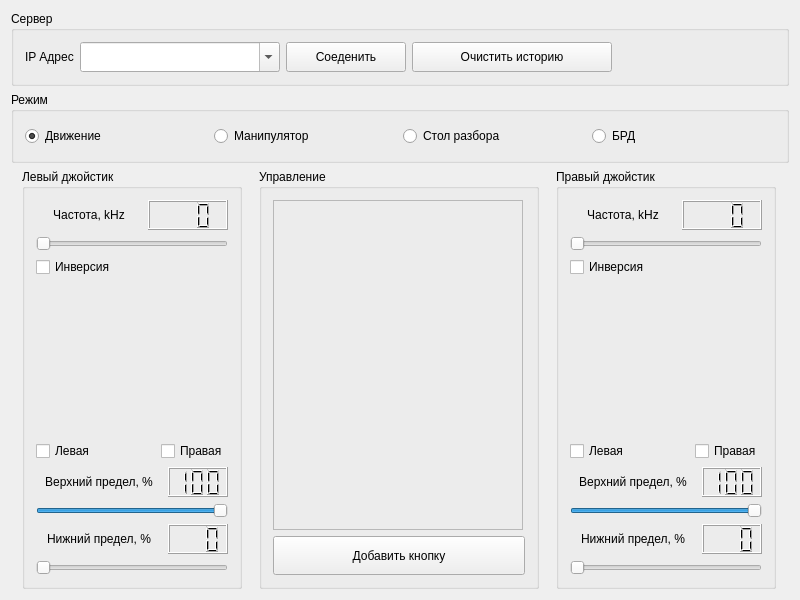
This is Megatron-client/client.ui in sseitov/Megatron as Qt 5 draws it before an edit. The edited form follows.
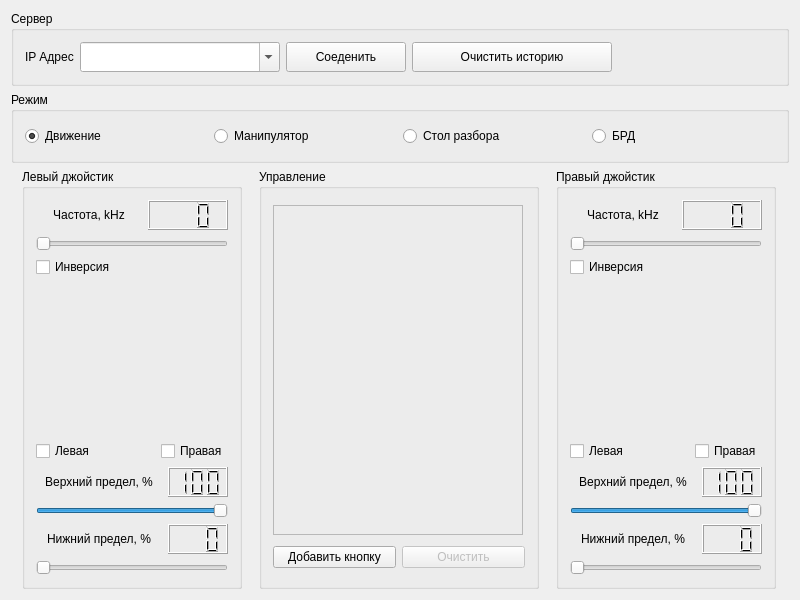
This is the edited form. Custom widgets are drawn as their Qt base class.

Patch:
```diff
--- a/Megatron-client/client.ui
+++ b/Megatron-client/client.ui
@@ -553,8 +553,15 @@
           <property name="frameShadow">
            <enum>QFrame::Raised</enum>
           </property>
+          <layout class="QVBoxLayout" name="verticalLayout_6">
+           <item>
+            <layout class="QVBoxLayout" name="controlLayout"/>
+           </item>
+          </layout>
          </widget>
         </item>
+        <item>
+         <layout class="QHBoxLayout" name="horizontalLayout_5">
         <item>
          <widget class="QPushButton" name="addControl">
           <property name="maximumSize">
@@ -567,6 +574,18 @@
            <string>Добавить кнопку</string>
           </property>
          </widget>
+          </item>
+          <item>
+           <widget class="QPushButton" name="clearControls">
+            <property name="enabled">
+             <bool>false</bool>
+            </property>
+            <property name="text">
+             <string>Очистить</string>
+            </property>
+           </widget>
+          </item>
+         </layout>
         </item>
        </layout>
       </widget>
```
Left out of the diff: 2 changed lines with no effect on the pictures. Lines whose indentation alone changed are shown as unchanged.
